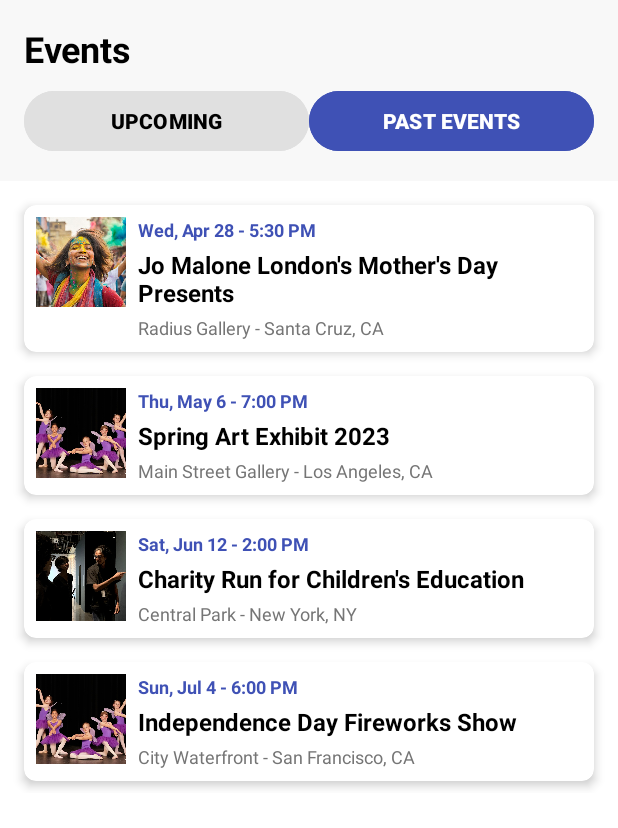
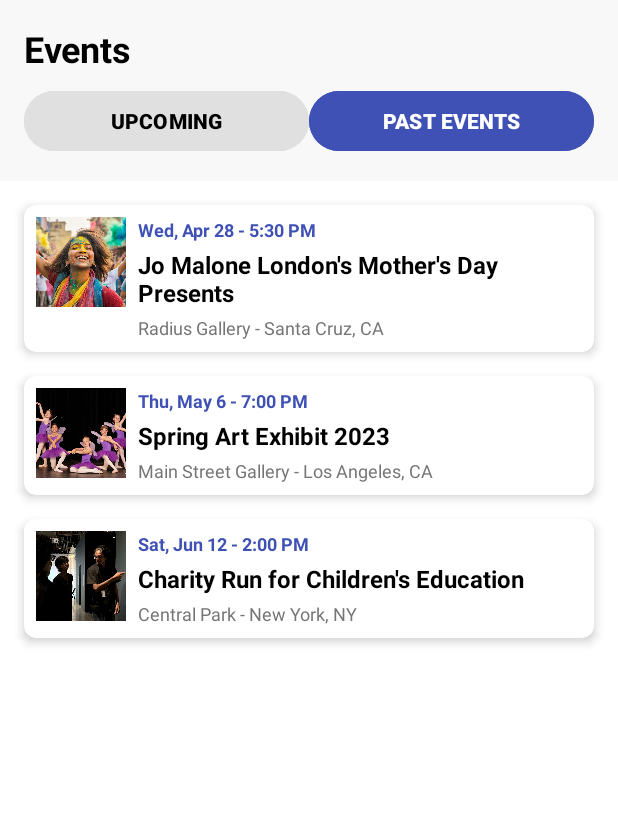
Before and after one commit to prabodhya-gunasekara/Eventino-Event-Ticket-Booking-App, an Android app: the PastEventsActivity screen opened directly, with no data from a screen before it, on a phone screen of 412 x 824 dp. Shown: the top 828 px of the screen. Run offline under Robolectric (Android 15) with nearby library versions, the phone set to English and light mode, and no system bars; 1 statement that could not run was skipped.

Commit message:
Past event  activity ui

```diff
--- a/app/src/main/res/layout/activity_past_events.xml
+++ b/app/src/main/res/layout/activity_past_events.xml
@@ -245,52 +245,6 @@
                 app:cardCornerRadius="8dp"
                 app:cardElevation="4dp">
 
-                <LinearLayout
-                    android:layout_width="match_parent"
-                    android:layout_height="wrap_content"
-                    android:orientation="horizontal"
-                    android:padding="8dp">
-
-                    <ImageView
-                        android:layout_width="60dp"
-                        android:layout_height="60dp"
-                        android:layout_marginEnd="8dp"
-                        android:scaleType="centerCrop"
-                        android:src="@drawable/dashboardevent02"
-                        android:background="#E8E8E8" />
-
-                    <LinearLayout
-                        android:layout_width="0dp"
-                        android:layout_height="wrap_content"
-                        android:layout_weight="1"
-                        android:orientation="vertical">
-
-                        <TextView
-                            android:layout_width="wrap_content"
-                            android:layout_height="wrap_content"
-                            android:text="Sun, Jul 4 - 6:00 PM"
-                            android:textSize="12sp"
-                            android:textColor="#3F51B5"
-                            android:textStyle="bold" />
-
-                        <TextView
-                            android:layout_width="wrap_content"
-                            android:layout_height="wrap_content"
-                            android:layout_marginTop="4dp"
-                            android:text="Independence Day Fireworks Show"
-                            android:textSize="16sp"
-                            android:textStyle="bold"
-                            android:textColor="#000000" />
-
-                        <TextView
-                            android:layout_width="wrap_content"
-                            android:layout_height="wrap_content"
-                            android:layout_marginTop="4dp"
-                            android:text="City Waterfront - San Francisco, CA"
-                            android:textSize="12sp"
-                            android:textColor="#757575" />
-                    </LinearLayout>
-                </LinearLayout>
             </androidx.cardview.widget.CardView>
 
         </LinearLayout>
```
